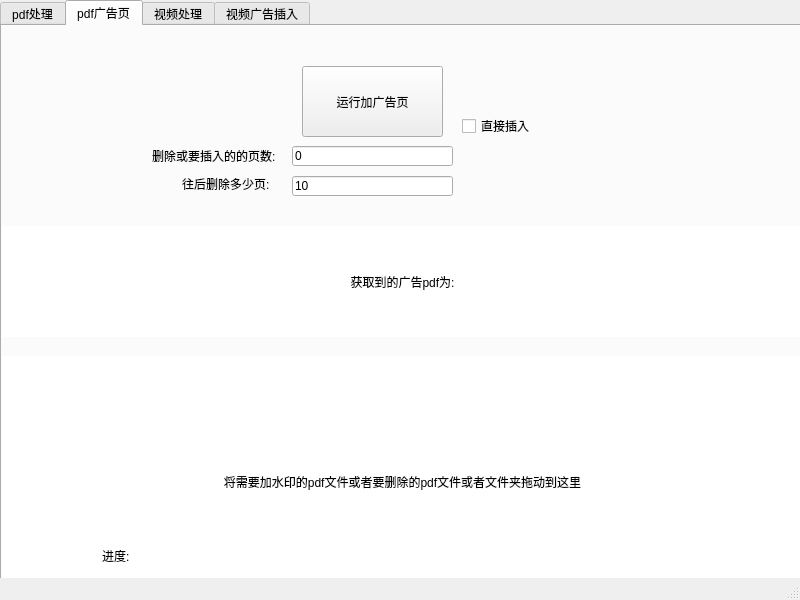
This is test.ui in ddouworld/pdf_and_video_tool as Qt 5 draws it before an edit. The edited form follows.
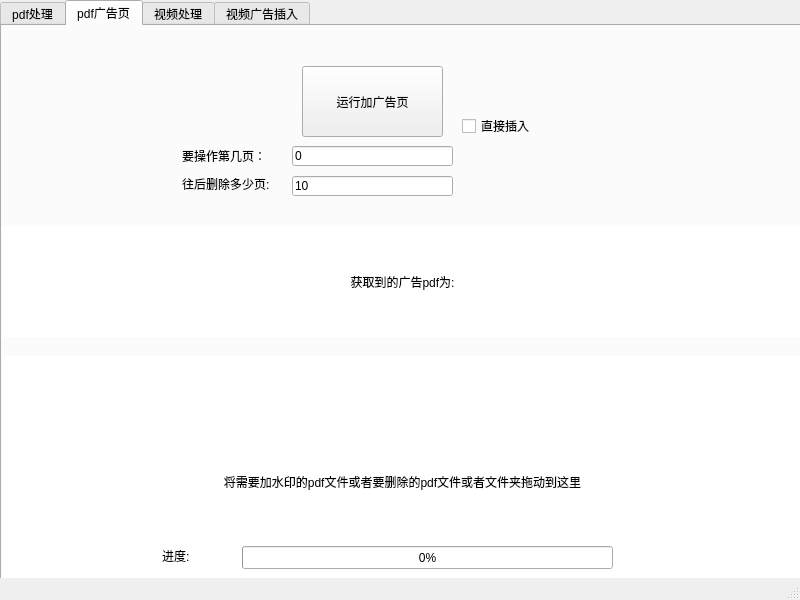
This is the edited form. The open tabs and pages were chosen to show the change. Custom widgets are drawn as their Qt base class.

Diff of the .ui file:
```diff
--- a/test.ui
+++ b/test.ui
@@ -144,14 +144,14 @@
      <widget class="QLabel" name="label_4">
       <property name="geometry">
        <rect>
-        <x>150</x>
+        <x>180</x>
         <y>120</y>
-        <width>131</width>
+        <width>101</width>
         <height>20</height>
        </rect>
       </property>
       <property name="text">
-       <string>删除或要插入的的页数:</string>
+       <string>要操作第几页：</string>
       </property>
      </widget>
      <widget class="QLineEdit" name="lineEdit">
@@ -208,9 +208,9 @@
      <widget class="QLabel" name="label_pdf_6">
       <property name="geometry">
        <rect>
-        <x>100</x>
+        <x>160</x>
         <y>520</y>
-        <width>671</width>
+        <width>61</width>
         <height>20</height>
        </rect>
       </property>
@@ -244,6 +244,19 @@
        <string>10</string>
       </property>
      </widget>
+     <widget class="QProgressBar" name="progressBar_2">
+      <property name="geometry">
+       <rect>
+        <x>240</x>
+        <y>520</y>
+        <width>371</width>
+        <height>23</height>
+       </rect>
+      </property>
+      <property name="value">
+       <number>0</number>
+      </property>
+     </widget>
     </widget>
     <widget class="QWidget" name="tab_2">
      <attribute name="title">
```
Left out of the diff: 53 changed lines with no effect on the pictures.
